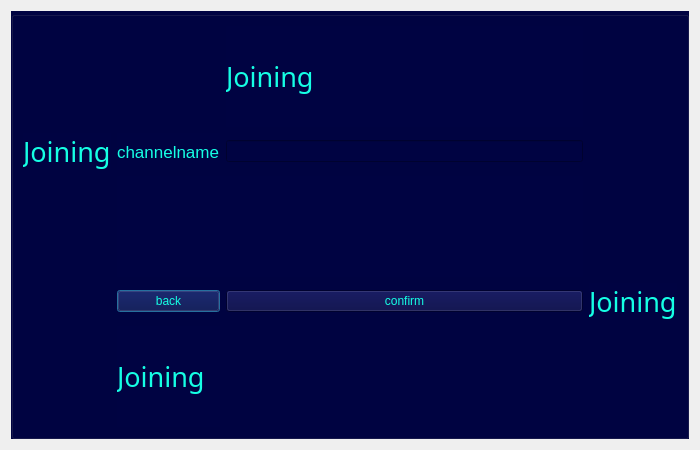
This is massenger/joinchannel_dialog.ui in MahanBeidokhti/AP-Messenger as Qt 5 draws it before an edit. The edited form follows.
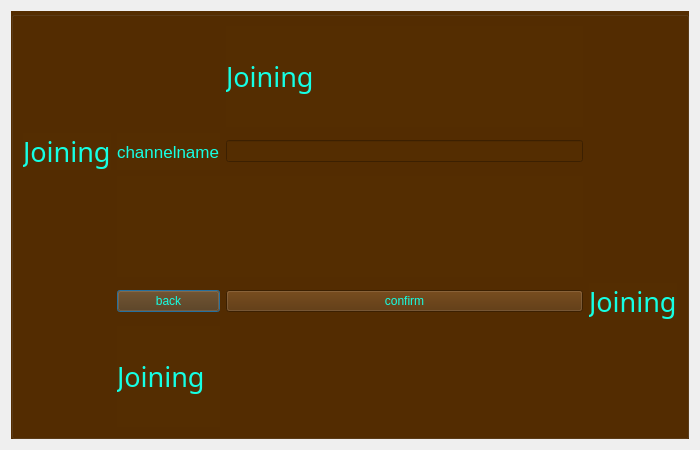
This is the edited form.

Diff of the .ui file:
```diff
--- a/massenger/joinchannel_dialog.ui
+++ b/massenger/joinchannel_dialog.ui
@@ -26,7 +26,7 @@
     <widget class="QGroupBox" name="channelinformation_groupBox">
      <property name="styleSheet">
       <string notr="true">color: rgb(21, 255, 228);
-background-color: rgb(0, 3, 66);</string>
+background-color: rgb(84, 45, 1);</string>
      </property>
      <property name="title">
       <string/>
```
